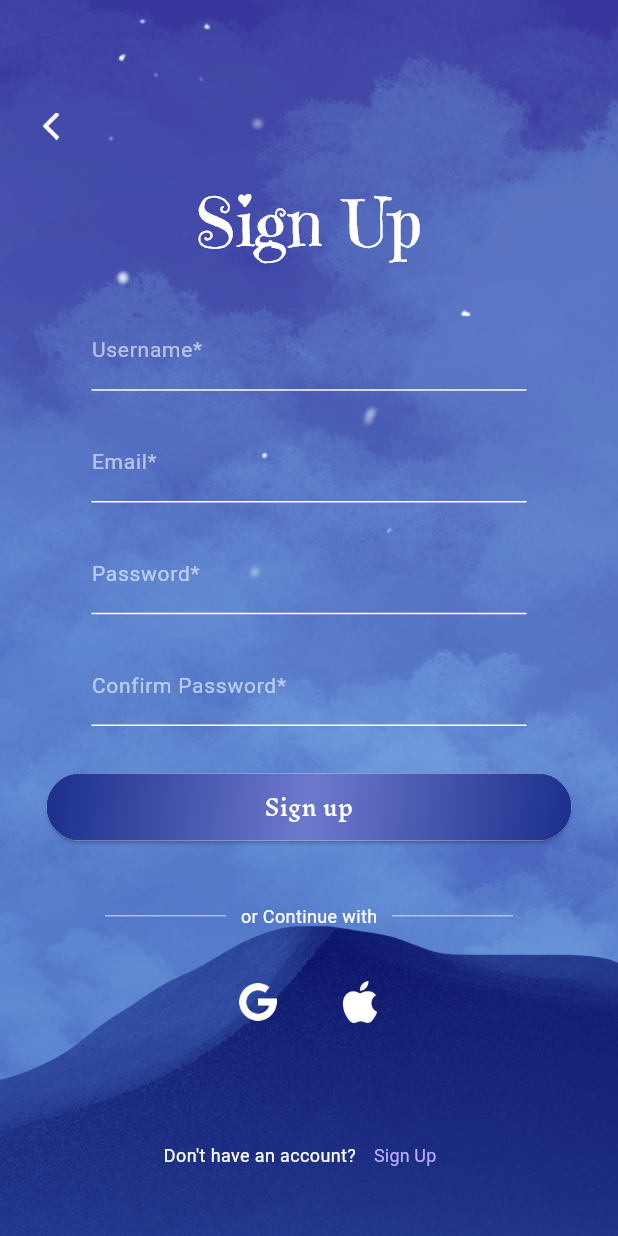
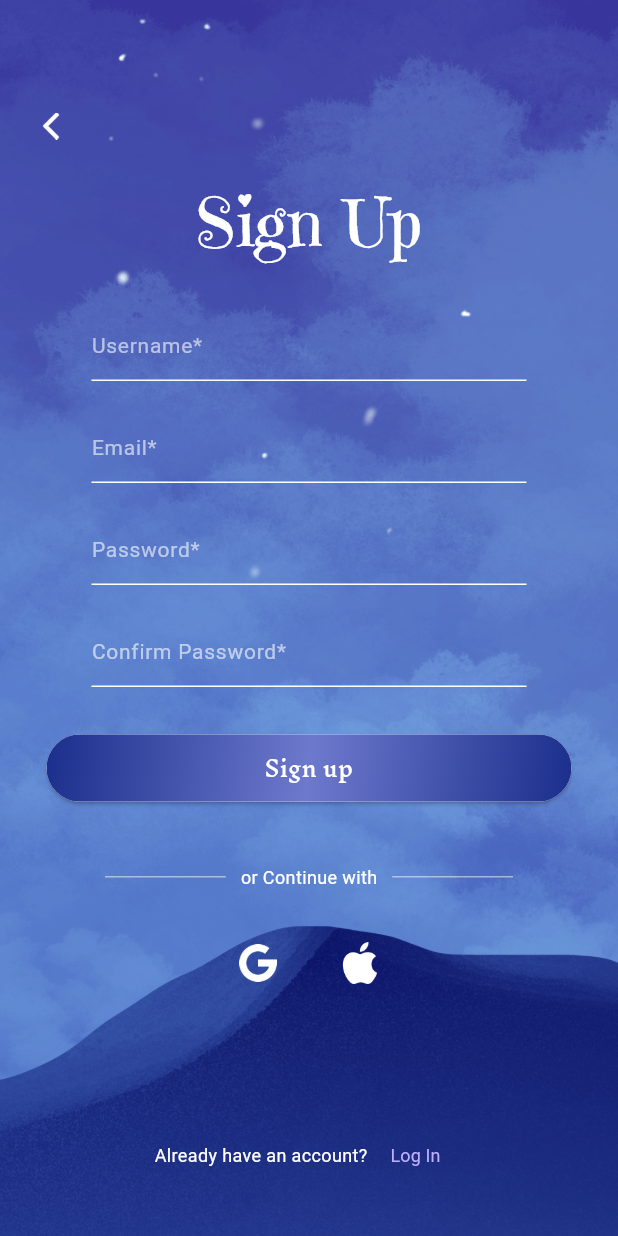
Before and after one commit to dwyushi/altalune, a Flutter app: the _SignUpPage screen opened by its route, on a phone screen of 412 x 824 dp. Run offline on Flutter 3.47's test engine with Material 3 defaults, Android fonts, the phone set to English and light mode, and no system bars.

Commit message:
Signup UI adjusted

```diff
--- a/lib/main.dart
+++ b/lib/main.dart
@@ -664,7 +664,7 @@ class _SignUpPageState extends State<_SignUpPage> {
                     mainAxisAlignment: MainAxisAlignment.center,
                     children: [
                       const Text(
-                        "Don't have an account?",
+                        "Already have an account?",
                         style: TextStyle(
                             fontFamily: 'Roboto',
                             fontSize: 12,
@@ -675,7 +675,7 @@ class _SignUpPageState extends State<_SignUpPage> {
                           Navigator.pushNamed(context, '/login');
                         },
                         child: const Text(
-                          'Sign Up',
+                          'Log In',
                           style: TextStyle(
                             fontFamily: 'Roboto',
                             fontSize: 12,
@@ -733,6 +733,13 @@ class _SignUpPageState extends State<_SignUpPage> {
           focusedBorder: const UnderlineInputBorder(
             borderSide: BorderSide(color: Color(0xFF1F1B73)),
           ),
+          errorStyle: const TextStyle(
+            fontSize: 12,
+            height: 0.6,
+            color: Color.fromARGB(255, 158, 12, 2),
+          ),
+          errorMaxLines: 1, // Limits the error message
+          contentPadding: const EdgeInsets.symmetric(vertical: 2),
         ),
       ),
     );
```
